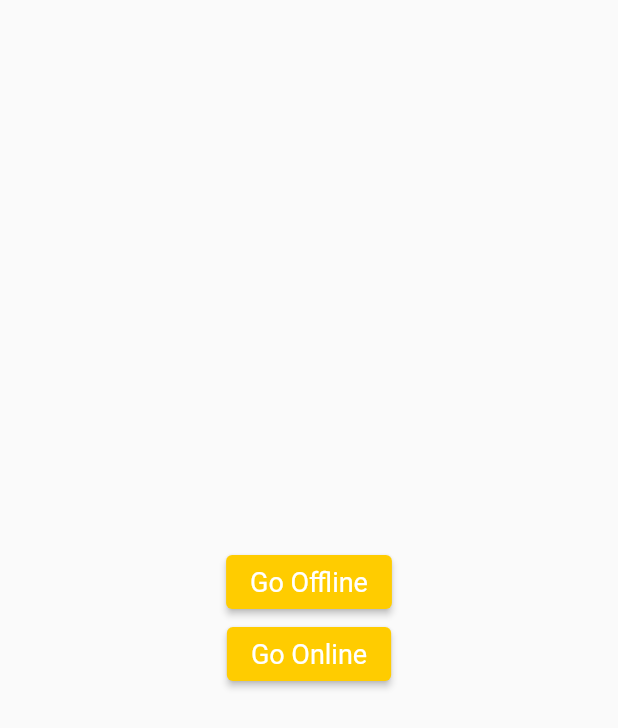
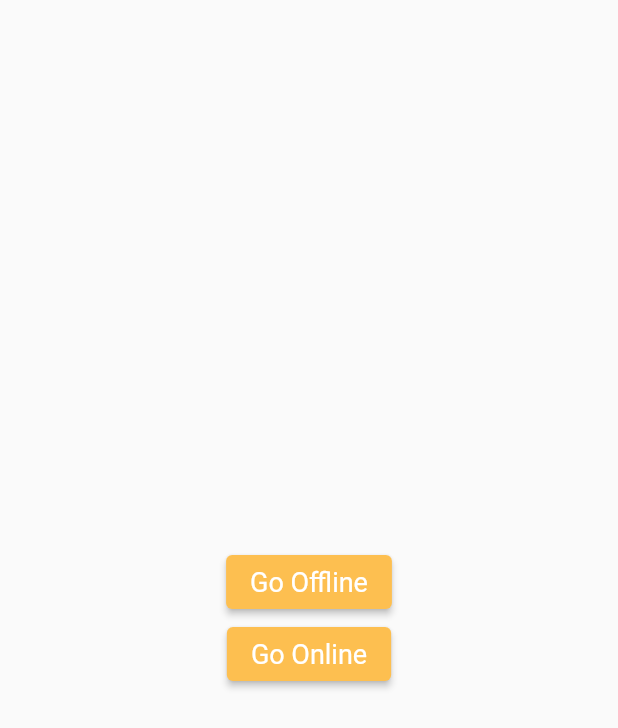
Before and after one commit to MuhammadTarek10/automation-food, a Flutter app: the screen it shows after launch, on a phone screen of 412 x 824 dp. Shown: the top 728 px of the screen. Run offline on Flutter 3.47's test engine with Material 2 defaults, Android fonts, the phone set to English and light mode, and no system bars; our stand-ins replace cool_alert, dartz, dio, equatable, flutter_bloc, fluttertoast and 8 more; missing offline and left inert: dart:ffi; accounts and stored records are empty; generated files the repository leaves out were written again.

Commit message:
made modifications in the ui

```diff
--- a/lib/config/app_theme.dart
+++ b/lib/config/app_theme.dart
@@ -1,5 +1,6 @@
 import 'package:auto_food/core/utils/app_colors.dart';
 import 'package:auto_food/core/utils/app_fonts.dart';
+import 'package:auto_food/core/utils/app_sizes.dart';
 import 'package:flutter/material.dart';
 
 class AppTheme {
@@ -24,6 +25,21 @@ class AppTheme {
           ),
         ),
       ),
+      textTheme: const TextTheme(
+        bodyText1: TextStyle(
+          fontSize: AppSizes.bodyTextFontSize,
+        ),
+        headlineLarge: TextStyle(
+          fontSize: AppSizes.headlineLargeFontSize,
+          color: AppColors.orderCardRemainingAvaterColor,
+        ),
+        headline4: TextStyle(
+          fontSize: AppSizes.headline4FontSize,
+        ),
+        headline5: TextStyle(
+          fontSize: AppSizes.headline5FontSize,
+        ),
+      ),
     );
   }
 }
--- a/lib/core/utils/app_colors.dart
+++ b/lib/core/utils/app_colors.dart
@@ -1,7 +1,7 @@
 import 'package:flutter/material.dart';
 
 class AppColors {
-  static const Color primary = Color(0xFFFFCC00);
+  static const Color primary = Color(0xFFFDBF50);
   static const Color hint = Color(0xFF9A9A9A);
 
   static const Color appBarText = Color(0xFFFFFFFF);
@@ -9,4 +9,7 @@ class AppColors {
   static const Color conclusionCardColor = Color(0xFF00C569);
   static const Color conclusionCardTextColor = Color(0xFFFFFFFF);
   static const Color conclusionCardHighlited = Color(0xFFFF611D);
+
+  static const Color orderCardAvatarColor = Color(0xFFFF724C);
+  static const Color orderCardRemainingAvaterColor = Color(0xFF2A2C41);
 }
--- a/lib/core/utils/app_sizes.dart
+++ b/lib/core/utils/app_sizes.dart
@@ -1,10 +1,20 @@
 class AppSizes {
   static const double floatingAcitonButtonsPaddingLeftPrecentage = 0.1;
+  static const double differenceBetweenOrderNameAndMoney = 0.2;
   static const double sizeBetweenOrderCardDeleteAndEditPrecentage = 0.02;
   static const double conclusionCardSizeDifferencePrecentage = 0.02;
   static const double conclusionCardSizedBoxPrecentage = 0.1;
   static const double conclusionCardNumberOfOrdersPrecentage = 0.05;
+  static const double deleteContainerHeightPrecentage = 0.05;
+  static const double deleteContainerWidthPrecentage = 0.1;
   static const double conclusionCardNumberOfUsersPrecentage = 0.04;
+  static const double orderCardAvatarRadiusPrecentage = 0.06;
+
+  static const double bodyTextFontSize = 14;
+  static const double headlineLargeFontSize = 16;
+  static const double headline4FontSize = 12;
+  static const double headline5FontSize = 12;
+  static const double titleSmallFontSize = 12;
 
   static const double differenceBetweenTextFields = 8;
 }
@@ -14,4 +24,5 @@ class AppPadding {
   static const double paddingRight = 8;
   static const double paddingTop = 8;
   static const double paddingBottom = 8;
+  static const double paddingAll = 8;
 }
--- a/lib/core/utils/app_strings.dart
+++ b/lib/core/utils/app_strings.dart
@@ -58,6 +58,7 @@ class AppStrings {
   static const String priceHintText = "Price";
   static const String payedHintText = "Payed";
   static const String remainingHintText = "Remaining";
+  static const String emptyOrdersText = "No Orders. To Add, press add button";
   static const String addOrderFloatingActionButtonTag = "ADD_ORDER";
   static const String getConclusionFloatingActionButtonTag = "GET_CONCLUSION";
 
```
Also changed, not shown: lib/features/food_order/presentation/bloc/food_order_bloc.dart (+5 -3 lines), lib/features/food_order/presentation/views/local_order_view.dart (+8 -1 lines), lib/features/food_order/presentation/widgets/order_card.dart (+68 -28 lines).
